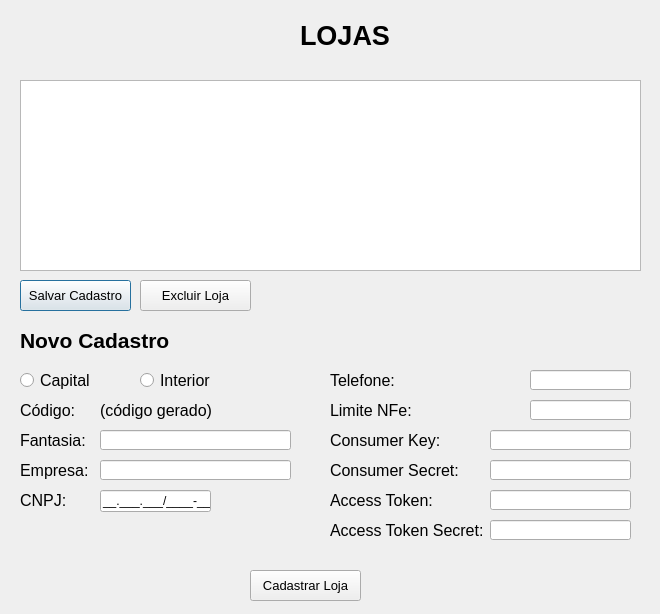
arthuraml/raider-tech, file lojas.ui: the form before one commit.
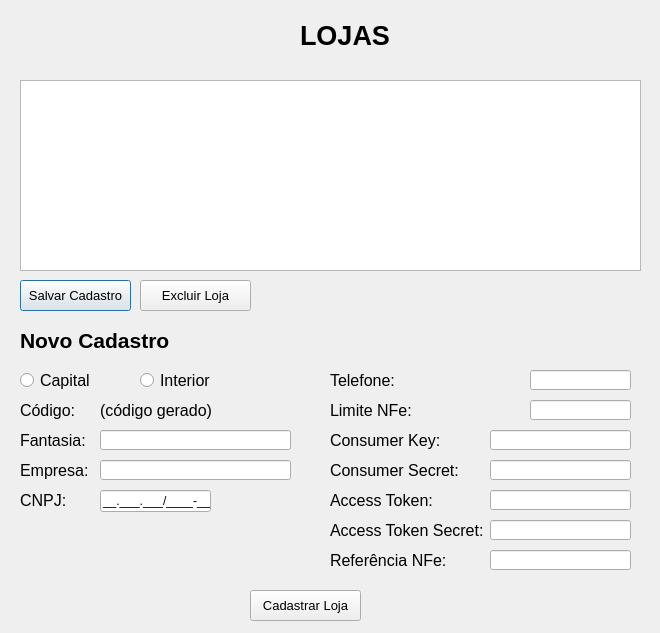
The form after the commit.

Patch:
```diff
--- a/lojas.ui
+++ b/lojas.ui
@@ -7,7 +7,7 @@
     <x>0</x>
     <y>0</y>
     <width>660</width>
-    <height>614</height>
+    <height>633</height>
    </rect>
   </property>
   <property name="windowTitle">
@@ -374,7 +374,7 @@
    <property name="geometry">
     <rect>
      <x>250</x>
-     <y>570</y>
+     <y>590</y>
      <width>111</width>
      <height>31</height>
     </rect>
@@ -444,6 +444,34 @@
     </rect>
    </property>
   </widget>
+  <widget class="QLineEdit" name="lineEdit_12">
+   <property name="geometry">
+    <rect>
+     <x>490</x>
+     <y>550</y>
+     <width>141</width>
+     <height>20</height>
+    </rect>
+   </property>
+  </widget>
+  <widget class="QLabel" name="label_20">
+   <property name="geometry">
+    <rect>
+     <x>330</x>
+     <y>550</y>
+     <width>131</width>
+     <height>21</height>
+    </rect>
+   </property>
+   <property name="font">
+    <font>
+     <pointsize>12</pointsize>
+    </font>
+   </property>
+   <property name="text">
+    <string>Referência NFe:</string>
+   </property>
+  </widget>
  </widget>
  <tabstops>
   <tabstop>CNPJ_line</tabstop>
```
